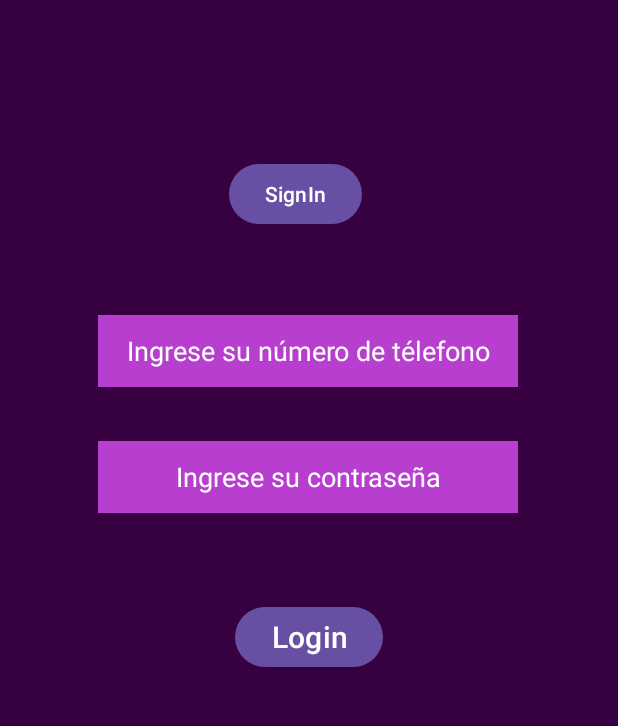
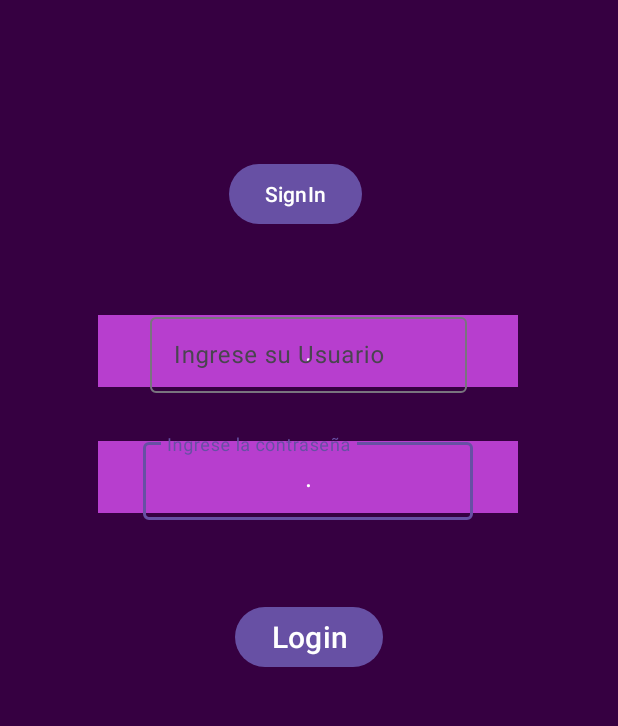
Before and after one commit to Exynix/DiscoTec-Mobile, an Android app: the screen it shows after launch (MainActivity), on a phone screen of 412 x 824 dp, the part 383-1109 px from its top. Run offline under Robolectric (Android 15) with nearby library versions, the phone set to English and light mode, and no system bars; Roboto replaces fonts that are not available here.

Commit message:
validación básica del login

```diff
--- a/app/src/main/java/com/example/myapplication/MainActivity.kt
+++ b/app/src/main/java/com/example/myapplication/MainActivity.kt
@@ -4,7 +4,10 @@ import android.content.Intent
 import androidx.appcompat.app.AppCompatActivity
 import android.os.Bundle
 import android.widget.Button
+import android.widget.EditText
 import com.example.myapplication.databinding.ActivityMainBinding
+import com.google.android.material.textfield.TextInputEditText
+import com.google.android.material.textfield.TextInputLayout
 
 class MainActivity : AppCompatActivity() {
 
@@ -12,6 +15,8 @@ class MainActivity : AppCompatActivity() {
 
     private lateinit var loginBtn: Button
     private lateinit var signInBtn: Button
+    private lateinit var userInput: TextInputEditText
+    private lateinit var passInput: TextInputEditText
 
     override fun onCreate(savedInstanceState: Bundle?) {
         super.onCreate(savedInstanceState)
@@ -21,11 +26,14 @@ class MainActivity : AppCompatActivity() {
 
         loginBtn = binding.loginBtn
         signInBtn = binding.signInBtn
+        userInput = binding.input0
+        passInput = binding.input1
 
         loginBtn.setOnClickListener {
-
-            val intent = Intent(applicationContext, DashboardActivity::class.java)
-            startActivity(intent)
+            if (userInput.text.toString().trim() != "" && passInput.text.toString().trim() != "") {
+                val intent = Intent(applicationContext, DashboardActivity::class.java)
+                startActivity(intent)
+            }
         }
 
         signInBtn.setOnClickListener {
--- a/app/src/main/res/layout/activity_main.xml
+++ b/app/src/main/res/layout/activity_main.xml
@@ -13,7 +13,7 @@
         android:layout_height="48dp"
         android:background="#B73ECE"
         android:focusableInTouchMode="false"
-        android:text="Ingrese su número de télefono"
+        android:text="."
         android:textAlignment="center"
         android:textColor="@color/white"
         android:textSize="18sp"
@@ -31,7 +31,7 @@
         android:layout_marginTop="36dp"
         android:background="#B73ECE"
         android:focusableInTouchMode="false"
-        android:text="Ingrese su contraseña"
+        android:text="."
         android:textAlignment="center"
         android:textColor="@color/white"
         android:textSize="18sp"
@@ -93,4 +93,34 @@
         app:layout_constraintTop_toTopOf="parent"
         app:layout_constraintVertical_bias="0.835" />
 
+    <com.google.android.material.textfield.TextInputLayout
+        android:layout_width="220dp"
+        android:layout_height="57dp"
+        app:layout_constraintBottom_toBottomOf="@+id/editText3"
+        app:layout_constraintEnd_toEndOf="@+id/editText3"
+        app:layout_constraintStart_toStartOf="@+id/editText3"
+        app:layout_constraintTop_toTopOf="@+id/editText3">
+
+        <com.google.android.material.textfield.TextInputEditText
+            android:id="@+id/input0"
+            android:layout_width="match_parent"
+            android:layout_height="wrap_content"
+            android:hint="Ingrese la contraseña" />
+    </com.google.android.material.textfield.TextInputLayout>
+
+    <com.google.android.material.textfield.TextInputLayout
+        android:layout_width="211dp"
+        android:layout_height="56dp"
+        app:layout_constraintBottom_toBottomOf="@+id/editText2"
+        app:layout_constraintEnd_toEndOf="@+id/editText2"
+        app:layout_constraintStart_toStartOf="@+id/editText2"
+        app:layout_constraintTop_toTopOf="@+id/editText2">
+
+        <com.google.android.material.textfield.TextInputEditText
+            android:id="@+id/input1"
+            android:layout_width="match_parent"
+            android:layout_height="wrap_content"
+            android:hint="Ingrese su Usuario" />
+    </com.google.android.material.textfield.TextInputLayout>
+
 </androidx.constraintlayout.widget.ConstraintLayout>
```
